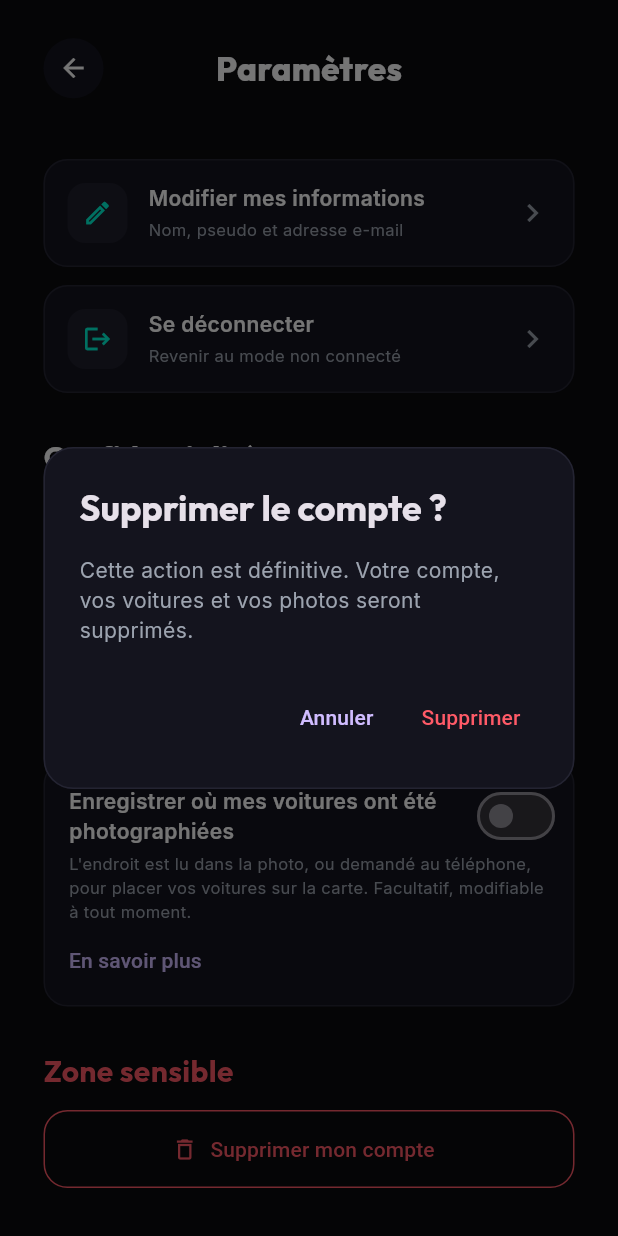
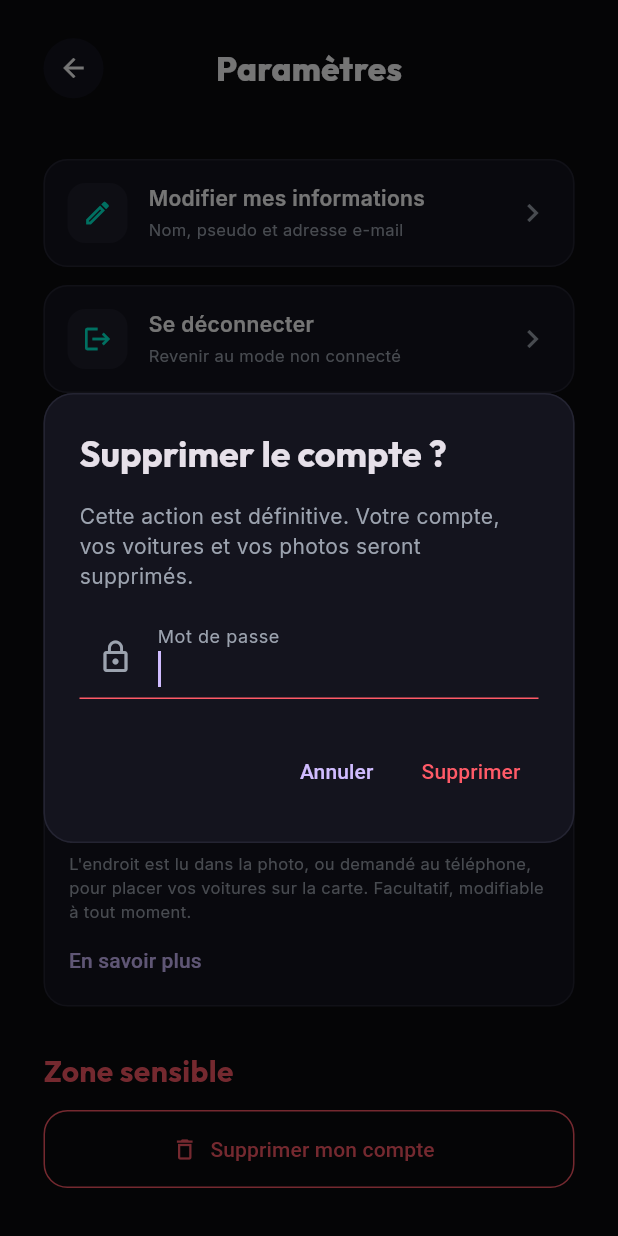
Before and after one commit to Lecasly10/SAE_5, a Flutter app: the SettingsPage widget shown alone on an empty page, opened directly, scrolled down 180 dp, after a tap on "Supprimer mon compte", on a phone screen of 412 x 824 dp. Run offline on Flutter 3.47's test engine with Material 3 defaults, Android fonts, the phone set to English and light mode, and no system bars; our stand-ins replace flutter_map, geolocator, google_fonts, image_picker, latlong2, share_plus; missing offline and left inert: window_manager; accounts and stored records are empty; project files that could hold a hidden picture were left out.

Commit message:
Ask the password before deleting an account, limit guest scans and add security headers

```diff
--- /dev/null
+++ b/flutter_application_1/lib/dialogs/delete_account_dialog.dart
@@ -0,0 +1,83 @@
+import 'package:flutter/material.dart';
+import 'package:google_fonts/google_fonts.dart';
+
+import '../theme/spot_it_theme.dart';
+import '../widgets/spot_it_widgets.dart';
+
+/// Demande le mot de passe avant de supprimer le compte. Renvoie le mot de
+/// passe, ou null si l'utilisateur annule.
+Future<String?> showDeleteAccountDialog(BuildContext context) =>
+    showDialog<String>(
+      context: context,
+      builder: (_) => const _DeleteAccountDialog(),
+    );
+
+class _DeleteAccountDialog extends StatefulWidget {
+  const _DeleteAccountDialog();
+
+  @override
+  State<_DeleteAccountDialog> createState() => _DeleteAccountDialogState();
+}
+
+class _DeleteAccountDialogState extends State<_DeleteAccountDialog> {
+  final _password = TextEditingController();
+
+  @override
+  void dispose() {
+    _password.dispose();
+    super.dispose();
+  }
+
+  void _confirm() {
+    if (_password.text.isNotEmpty) Navigator.pop(context, _password.text);
+  }
+
+  @override
+  Widget build(BuildContext context) {
+    return SpotItDialog(
+      title: Text(
+        'Supprimer le compte ?',
+        style: GoogleFonts.outfit(fontWeight: FontWeight.w700),
+      ),
+      content: Column(
+        mainAxisSize: MainAxisSize.min,
+        children: [
+          Text(
+            'Cette action est définitive. Votre compte, vos voitures et vos photos seront supprimés.',
+            style: GoogleFonts.inter(color: SpotItColors.secondaryText),
+          ),
+          const SizedBox(height: 16),
+          TextField(
+            controller: _password,
+            autofocus: true,
+            obscureText: true,
+            onSubmitted: (_) => _confirm(),
+            style: GoogleFonts.inter(color: Colors.white),
+            decoration: InputDecoration(
+              labelText: 'Mot de passe',
+              labelStyle: GoogleFonts.inter(color: SpotItColors.secondaryText),
+              prefixIcon: const Icon(
+                Icons.lock_outline,
+                color: SpotItColors.secondaryText,
+              ),
+              focusedBorder: const UnderlineInputBorder(
+                borderSide: BorderSide(color: SpotItColors.danger),
+              ),
+            ),
+          ),
+        ],
+      ),
+      actions: [
+        TextButton(
+          onPressed: () => Navigator.pop(context),
+          child: const Text('Annuler'),
+        ),
+        TextButton(
+          onPressed: _confirm,
+          style: TextButton.styleFrom(foregroundColor: SpotItColors.danger),
+          child: const Text('Supprimer'),
+        ),
+      ],
+    );
+  }
+}
--- a/flutter_application_1/lib/pages/settings_page.dart
+++ b/flutter_application_1/lib/pages/settings_page.dart
@@ -1,6 +1,7 @@
 import 'package:flutter/material.dart';
 import 'package:google_fonts/google_fonts.dart';
 
+import '../dialogs/delete_account_dialog.dart';
 import '../services/api.dart';
 import '../services/auth_service.dart';
 import '../services/car_service.dart';
@@ -163,14 +164,12 @@ class _SettingsPageState extends State<SettingsPage> {
   }
 
   Future<void> _deleteAccount() async {
-    final confirmed = await showConfirmDialog(
-      context,
-      title: 'Supprimer le compte ?',
-      message:
-          'Cette action est définitive. Votre compte, vos voitures et vos photos seront supprimés.',
-    );
-    if (confirmed &&
-        await _call(AuthService.deleteAccount, done: 'Compte supprimé')) {
+    final password = await showDeleteAccountDialog(context);
+    if (password != null &&
+        await _call(
+          () => AuthService.deleteAccount(password),
+          done: 'Compte supprimé',
+        )) {
       _resetForm();
     }
   }
```
Also changed, not shown: flutter_application_1/lib/services/auth_service.dart (+7 -2 lines), 10 other files.
